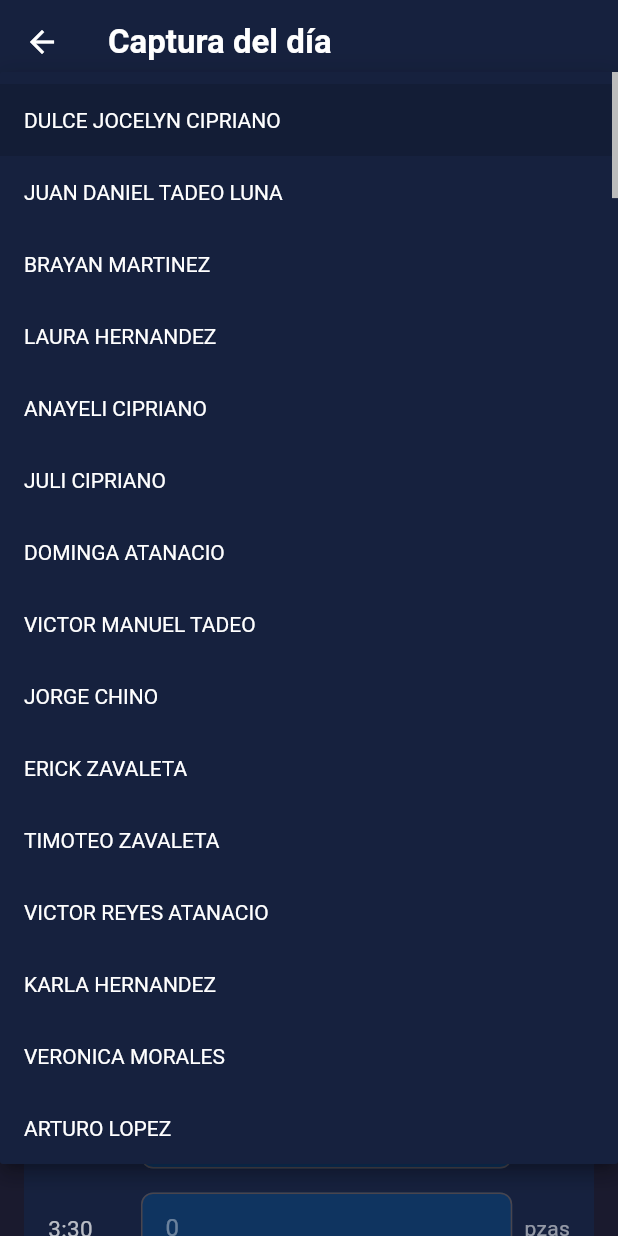
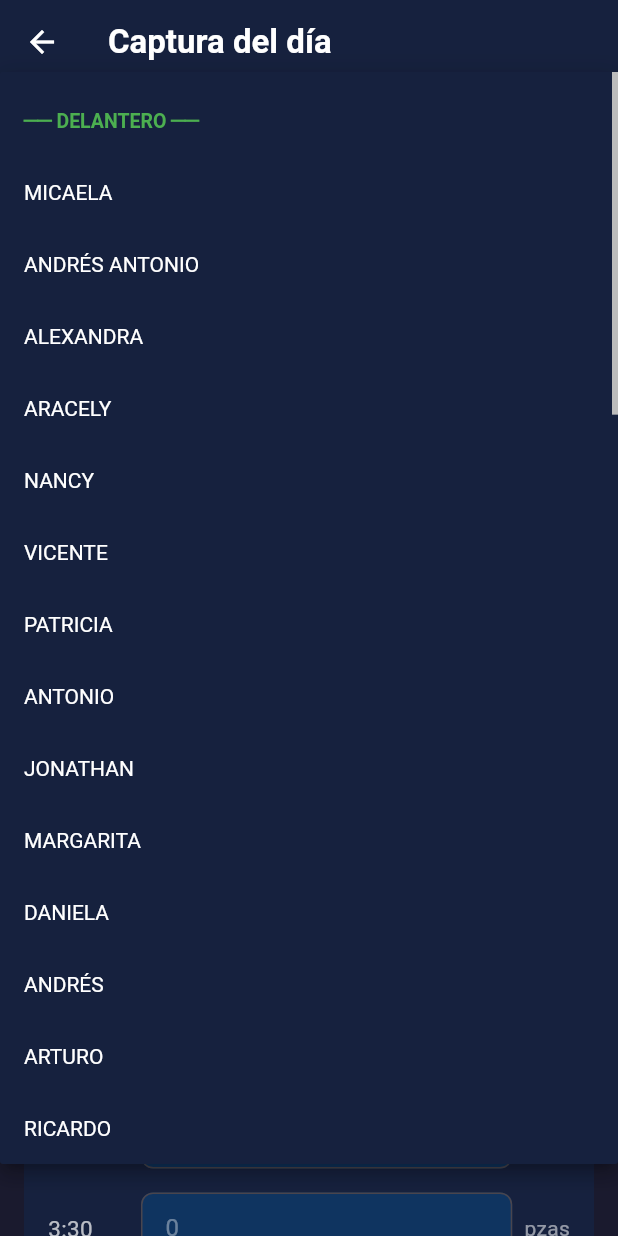
Before and after one commit to EduardoCano94/app_horarios, a Flutter app: the CapturaScreen screen opened directly, after a tap on "Selecciona operario", on a phone screen of 412 x 824 dp. Run offline on Flutter 3.47's test engine with Material 3 defaults, Android fonts, the phone set to English and light mode, and no system bars; our stand-ins replace share_plus, sqflite; missing offline and left inert: excel; accounts and stored records are empty.

Commit message:
cambios se renvo del y ensn

```diff
--- a/lib/db/database_helper.dart
+++ b/lib/db/database_helper.dart
@@ -66,140 +66,55 @@ class DatabaseHelper {
         password_hash TEXT NOT NULL
       )
     ''');
-
-    // ── Operarios iniciales ──────────────────────────────
     final operariosIniciales = [
-      {'nombre': 'ERICKA HILARIO', 'area': 'TERMINADO'},
-      {'nombre': 'ESTHELA HERNANDEZ', 'area': 'TERMINADO'},
-      {'nombre': 'JESUS GASPAR', 'area': 'TERMINADO'},
-      {'nombre': 'MA. CARMEN BONILLA', 'area': 'TERMINADO'},
-      {'nombre': 'ADRIANA MENDEZ MENDEZ', 'area': 'TERMINADO'},
-      {'nombre': 'MAGALI TOMAS MARCOS', 'area': 'TERMINADO'},
-      {'nombre': 'ALEJANDRO LUIS', 'area': 'TERMINADO'},
-      {'nombre': 'JUAN PABLO OCHOA', 'area': 'TERMINADO'},
-      {'nombre': 'ROSA ISELA PERDOMO', 'area': 'TERMINADO'},
-      {'nombre': 'FIDELIA GUZMAN', 'area': 'TERMINADO'},
+      // DELANTERO
+      {'nombre': 'EMILIO', 'area': 'DELANTERO'},
+      {'nombre': 'ANDRÉS ANTONIO', 'area': 'DELANTERO'},
+      {'nombre': 'ALEXANDRA', 'area': 'DELANTERO'},
+      {'nombre': 'ARACELY', 'area': 'DELANTERO'},
+      {'nombre': 'NANCY', 'area': 'DELANTERO'},
+      {'nombre': 'VICENTE', 'area': 'DELANTERO'},
+      {'nombre': 'PATRICIA', 'area': 'DELANTERO'},
+      {'nombre': 'ANTONIO', 'area': 'DELANTERO'},
+      {'nombre': 'JONATHAN', 'area': 'DELANTERO'},
+      {'nombre': 'MARGARITA', 'area': 'DELANTERO'},
+      {'nombre': 'DANIELA', 'area': 'DELANTERO'},
+      {'nombre': 'ANDRÉS', 'area': 'DELANTERO'},
+      {'nombre': 'ARTURO', 'area': 'DELANTERO'},
+      {'nombre': 'RICARDO', 'area': 'DELANTERO'},
+      {'nombre': 'MONSERRAT', 'area': 'DELANTERO'},
+      {'nombre': 'MICAELA', 'area': 'DELANTERO'},
+      {'nombre': 'ALIZBETH', 'area': 'DELANTERO'},
+      {'nombre': 'ITZEL', 'area': 'DELANTERO'},
+      {'nombre': 'JORGE GUTIÉRREZ', 'area': 'DELANTERO'},
+      {'nombre': 'LUIS ANTONIO', 'area': 'DELANTERO'},
+      {'nombre': 'LETY', 'area': 'DELANTERO'},
+      {'nombre': 'VANESSA', 'area': 'DELANTERO'},
+      {'nombre': 'CARMINA', 'area': 'DELANTERO'},
+      {'nombre': 'ÁNGEL', 'area': 'DELANTERO'},
+      // ENSAMBLE
+      {'nombre': 'FLORENCIO', 'area': 'ENSAMBLE'},
       {'nombre': 'OSCAR DEL ROQUE', 'area': 'ENSAMBLE'},
       {'nombre': 'JOSE LUIS AQUINO', 'area': 'ENSAMBLE'},
-      {'nombre': 'HERMELINDA CIPRIANO', 'area': 'ENSAMBLE'},
-      {'nombre': 'ANA LOZANO', 'area': 'ENSAMBLE'},
-      {'nombre': 'ANUBIS CORDOVA', 'area': 'ENSAMBLE'},
-      {'nombre': 'MANUEL REYES HDEZ.', 'area': 'ENSAMBLE'},
-      {'nombre': 'MONSERRAT DEL ROQUE ALBINO', 'area': 'ENSAMBLE'},
-      {'nombre': 'ELEAZAR BARRIENTOS BAUTISTA', 'area': 'ENSAMBLE'},
-      {'nombre': 'CARLOS ALBERTO JAIMES', 'area': 'ENSAMBLE'},
+      {'nombre': 'JONATHAN', 'area': 'ENSAMBLE'},
+      {'nombre': 'ZENON', 'area': 'ENSAMBLE'},
+      {'nombre': 'MANUEL REYES', 'area': 'ENSAMBLE'},
+      {'nombre': 'MONSERRAT DEL ROQUE', 'area': 'ENSAMBLE'},
+      {'nombre': 'OLGA', 'area': 'ENSAMBLE'},
+      {'nombre': 'CARLOS ALBERTO', 'area': 'ENSAMBLE'},
+      {'nombre': 'TIMOTEO', 'area': 'ENSAMBLE'},
+      {'nombre': 'DANIEL', 'area': 'ENSAMBLE'},
+      {'nombre': 'ELEAZAR', 'area': 'ENSAMBLE'},
+      {'nombre': 'ERASMO', 'area': 'ENSAMBLE'},
+      {'nombre': 'VICTOR', 'area': 'ENSAMBLE'},
+      {'nombre': 'VICENTE', 'area': 'ENSAMBLE'},
       {'nombre': 'FABIOLA MARTIN', 'area': 'ENSAMBLE'},
-      {'nombre': 'ERASMO MORALES', 'area': 'ENSAMBLE'},
-      {'nombre': 'OSCAR SIMON BALTASAR', 'area': 'ENSAMBLE'},
-      {'nombre': 'ROBERTO PEREZ', 'area': 'ENSAMBLE'},
-      {'nombre': 'KARLA SANTIAGO', 'area': 'ENSAMBLE'},
-      {'nombre': 'VICENTE MARCOS', 'area': 'ENSAMBLE'},
-      {'nombre': 'ALEJANDRO MARTINEZ', 'area': 'ENSAMBLE'},
-      {'nombre': 'JESSICA PERDOMO', 'area': 'ENSAMBLE'},
-      {'nombre': 'ANGELA SANTOS', 'area': 'ENSAMBLE'},
-      {'nombre': 'TERESA PRESA', 'area': 'ENSAMBLE'},
-      {'nombre': 'BLANCA ESTHELA', 'area': 'ENSAMBLE'},
-      {'nombre': 'MAURICIO OCHOA', 'area': 'ENSAMBLE'},
-      {'nombre': 'PERLA MORALES', 'area': 'ENSAMBLE'},
-      {'nombre': 'ZENON CASIANO', 'area': 'ENSAMBLE'},
-      {'nombre': 'FLORENCIO ANDRES', 'area': 'ENSAMBLE'},
-      {'nombre': 'MANUEL REYES JR.', 'area': 'ENSAMBLE'},
-      {'nombre': 'LILI GUZMAN BANDALA', 'area': 'ENSAMBLE'},
-      {'nombre': 'SOFIA GASPAR', 'area': 'ENSAMBLE'},
-      {'nombre': 'JHONATAN HERNADEZ', 'area': 'ENSAMBLE'},
-      {'nombre': 'AMBROSIO TADEO', 'area': 'ENSAMBLE'},
-      {'nombre': 'MONSERRAT BALTAZAR', 'area': 'DELANTERO'},
-      {'nombre': 'LUIS ANTONIO CORDOVA', 'area': 'DELANTERO'},
-      {'nombre': 'YONATHAN DE LA CRUZ', 'area': 'DELANTERO'},
-      {'nombre': 'GUADALUPE PERDOMO', 'area': 'DELANTERO'},
-      {'nombre': 'JORGE LUIS GUTIERREZ', 'area': 'DELANTERO'},
-      {'nombre': 'CARMINA CANO', 'area': 'DELANTERO'},
-      {'nombre': 'GLORIA GAMINO', 'area': 'DELANTERO'},
-      {'nombre': 'RICARDO SIMON', 'area': 'DELANTERO'},
-      {'nombre': 'ISABEL GONZALES', 'area': 'DELANTERO'},
-      {'nombre': 'MIRIAM GAMINO GONZALEZ', 'area': 'DELANTERO'},
-      {'nombre': 'ANDRES COSME', 'area': 'DELANTERO'},
-      {'nombre': 'DANIELA SIMON LOPEZ', 'area': 'DELANTERO'},
-      {'nombre': 'EMILIO LEAL', 'area': 'DELANTERO'},
-      {'nombre': 'MICAELA MAURICIO', 'area': 'DELANTERO'},
-      {'nombre': 'NANCI COSME', 'area': 'DELANTERO'},
-      {'nombre': 'ITZEL VASQUEZ', 'area': 'DELANTERO'},
-      {'nombre': 'PATRICIA ROSAS', 'area': 'DELANTERO'},
-      {'nombre': 'ALIZBETH CANO', 'area': 'DELANTERO'},
-      {'nombre': 'ARACELY PEREZ', 'area': 'DELANTERO'},
-      {'nombre': 'ANDRES ANTONIO', 'area': 'DELANTERO'},
-      {'nombre': 'BRENDA IVET HERRERA', 'area': 'DELANTERO'},
-      {'nombre': 'ARTURO LOPEZ', 'area': 'DELANTERO'},
-      {'nombre': 'LETICIA HERNADEZ', 'area': 'DELANTERO'},
-      {'nombre': 'ANTONIA GAMINO', 'area': 'DELANTERO'},
-      {'nombre': 'JUAN CARLOS ESPINOZA', 'area': 'DELANTERO'},
-      {'nombre': 'RAMIRO SIMON BALTAZAR', 'area': 'DELANTERO'},
-      {'nombre': 'VERONICA MORALES', 'area': 'DELANTERO'},
-      {'nombre': 'JULIETA MAURICIO', 'area': 'TRASERO'},
-      {'nombre': 'JUAN BALTAZAR', 'area': 'TRASERO'},
-      {'nombre': 'MARIA DEL ROCIO SANTOS', 'area': 'TRASERO'},
-      {'nombre': 'FLORIBERTO MURRIETA', 'area': 'TRASERO'},
-      {'nombre': 'LUIS BRUNO', 'area': 'TRASERO'},
-      {'nombre': 'ENRIQUE HILARIO', 'area': 'TRASERO'},
-      {'nombre': 'BERNARDINO CHINO', 'area': 'TRASERO'},
-      {'nombre': 'GABRIELA HERNANDEZ', 'area': 'TRASERO'},
-      {'nombre': 'ESMERALDA DOROTEO', 'area': 'TRASERO'},
-      {'nombre': 'ROSALBA MEJAREJO', 'area': 'TRASERO'},
-      {'nombre': 'CESAR GAMINO', 'area': 'TRASERO'},
-      {'nombre': 'VICENTE SIMON', 'area': 'TRASERO'},
-      {'nombre': 'LILIBETH TADEO', 'area': 'TRASERO'},
-      {'nombre': 'EMMANUEL GUZMAN', 'area': 'TRASERO'},
-      {'nombre': 'YENEVITH MAYUVI', 'area': 'TRASERO'},
-      {'nombre': 'GRACIELA AMARO', 'area': 'TRASERO'},
-      {'nombre': 'JUAN MARTINEZ', 'area': 'TRASERO'},
-      {'nombre': 'GENARO MARQUEZ', 'area': 'TRASERO'},
-      {'nombre': 'JOSELIN MAURICIO', 'area': 'TRASERO'},
-      {'nombre': 'CLEOTILDE GAMINO', 'area': 'TRASERO'},
-      {'nombre': 'MA. LUCIA COSME ALFONSO', 'area': 'TRASERO'},
-      {'nombre': 'GUADALUPE VIDAL', 'area': 'TRASERO'},
-      {'nombre': 'MARITZA MARCOS AMARO', 'area': 'TRASERO'},
-      {'nombre': 'ANGEL YAHIR HDEZ', 'area': 'TRASERO'},
-      {'nombre': 'RUFINO CONTRERAS', 'area': 'PARTES CHICAS'},
-      {'nombre': 'NABOR PEREZ', 'area': 'PARTES CHICAS'},
-      {'nombre': 'VERONICA GUZMAN', 'area': 'PARTES CHICAS'},
-      {'nombre': 'ARMANDO SANTIAGO', 'area': 'PARTES CHICAS'},
-      {'nombre': 'PAOLA MELGAREJO', 'area': 'PARTES CHICAS'},
-      {'nombre': 'PETRA CONTRERAS', 'area': 'PARTES CHICAS'},
-      {'nombre': 'VICENTE DOROTEO', 'area': 'PARTES CHICAS'},
-      {'nombre': 'DYLAN MURRIETA JUAREZ', 'area': 'PARTES CHICAS'},
-      {'nombre': 'OSCAR RODRIGO CIPRIANO', 'area': 'PARTES CHICAS'},
-      {'nombre': 'YAMILET ROSAS TADEO', 'area': 'PARTES CHICAS'},
-      {'nombre': 'MARCO SERRANO', 'area': 'PARTES CHICAS'},
-      {'nombre': 'GLADIS TETELANO', 'area': 'JOGGER QUIRURGICO'},
-      {'nombre': 'OLGA LIDIA ESPINOZA', 'area': 'JOGGER QUIRURGICO'},
-      {'nombre': 'CRISTIAN J. CIPRIANO', 'area': 'JOGGER QUIRURGICO'},
-      {'nombre': 'ALEJANDRO DE LA CRUZ', 'area': 'JOGGER QUIRURGICO'},
-      {'nombre': 'ESMERALDA SANTOS', 'area': 'JOGGER QUIRURGICO'},
-      {'nombre': 'ANDREA GUZMAN', 'area': 'JOGGER QUIRURGICO'},
-      {'nombre': 'LORENA GUADALUPE ALBERTO', 'area': 'JOGGER QUIRURGICO'},
-      {'nombre': 'DULCE YANERI ANTONIO', 'area': 'JOGGER QUIRURGICO'},
-      {'nombre': 'SALVADOR COLIO', 'area': 'JOGGER QUIRURGICO'},
-      {'nombre': 'JOSE JUAREZ ESPINOZA', 'area': 'JOGGER QUIRURGICO'},
-      {'nombre': 'JUANA MENDEZ', 'area': 'JOGGER QUIRURGICO'},
-      {'nombre': 'MARITZA MARCOS AMARO', 'area': 'JOGGER QUIRURGICO'},
-      {'nombre': 'MARISOL MARCOS LAZARO', 'area': 'JOGGER QUIRURGICO'},
-      {'nombre': 'LETICIA HERNANDEZ', 'area': 'JOGGER QUIRURGICO'},
-      {'nombre': 'ROSA MAURICIO', 'area': 'JOGGER QUIRURGICO'},
-      {'nombre': 'VIRIDIANA CAMACHO', 'area': 'JOGGER QUIRURGICO'},
-      {'nombre': 'ANTONIA DOMINGUEZ', 'area': 'JOGGER QUIRURGICO'},
-      {'nombre': 'KARLA HERNANDEZ', 'area': 'CHAMARRA'},
-      {'nombre': 'VICTOR REYES ATANACIO', 'area': 'CHAMARRA'},
-      {'nombre': 'TIMOTEO ZAVALETA', 'area': 'CHAMARRA'},
-      {'nombre': 'ERICK ZAVALETA', 'area': 'CHAMARRA'},
-      {'nombre': 'JORGE CHINO', 'area': 'CHAMARRA'},
-      {'nombre': 'VICTOR MANUEL TADEO', 'area': 'CHAMARRA'},
-      {'nombre': 'DOMINGA ATANACIO', 'area': 'CHAMARRA'},
-      {'nombre': 'JULI CIPRIANO', 'area': 'CHAMARRA'},
-      {'nombre': 'ANAYELI CIPRIANO', 'area': 'CHAMARRA'},
-      {'nombre': 'LAURA HERNANDEZ', 'area': 'CHAMARRA'},
-      {'nombre': 'BRAYAN MARTINEZ', 'area': 'CHAMARRA'},
-      {'nombre': 'JUAN DANIEL TADEO LUNA', 'area': 'CHAMARRA'},
-      {'nombre': 'DULCE JOCELYN CIPRIANO', 'area': 'CHAMARRA'},
+      {'nombre': 'JACQUELINE', 'area': 'ENSAMBLE'},
+      {'nombre': 'AMBROSIO', 'area': 'ENSAMBLE'},
+      {'nombre': 'ANNA LOZANO', 'area': 'ENSAMBLE'},
+      {'nombre': 'OSCAR', 'area': 'ENSAMBLE'},
+      {'nombre': 'ALEJANDRO', 'area': 'ENSAMBLE'},
+      {'nombre': 'JESSICA', 'area': 'ENSAMBLE'},
     ];
 
     final ordenesIniciales = [
--- a/lib/screens/captura_screen.dart
+++ b/lib/screens/captura_screen.dart
@@ -24,43 +24,44 @@ class _CapturaScreenState extends State<CapturaScreen> {
     '6:30',
   ];
 
-  final List<String> _operaciones = [
+  // Operaciones agrupadas por sección
+  final Map<String, List<String>> _operacionesPorArea = {
+    'DELANTERO': [
       'PEGAR OJALERA',
       'PEGAR BOTONERA',
+      'S/C OJALERA',
       'S/COSER OJALERA',
       'S/C BOTONERA',
-    'S/C FORRO',
+      'PEGAR FORRO',
       'DISEÑO J',
-    'PEGAR FORRO',
       'ENTRADA DE BOLSA',
       'S/COSER FORRO NORMAL',
       'APUNTAR BOLSA',
       'ENGRAPAR',
       'ENCUARTAR NORMAL',
-    'PEGAR ETIQUETA MONARCH',
-    'PRECILLAR SECRETA (2)',
+      'PEGAR ETIQUETA (2) MONARCH',
+      'PRESILLAR SECRETA',
+      'PEGAR ETQ. MONACH',
       'PARES',
-    'REVISAR DELANTERO',
+    ],
+    'ENSAMBLE': [
       'CERRAR ENTREPIERNA',
       'CERRAR COSTADOS',
       'S/C ENTREPIERNA',
-    'CERRAR COSTADOS',
       'MARCAR COSTADOS',
       'S/C COSTADOS',
-    'CERRAR COSTADOS',
+      'VALENCIANA 1/2", 3/8", 5/8"',
+      '2DA DE PRETINA',
       'HABILITAR PRETINA',
-    'PRESILLAR ENTREPIERNA',
-    'PEGAR PRETINA NORMAL',
-    'PEGAR PRETINA NORMAL 2 AGUAS',
+      'PEGAR PRETINA NORMAL 2 AGUJAS',
       'HACER CUADRO',
-    'PRESILLAR COSTADOS Y ENTRADA DE BOLSA',
-    'PRESILLAR ENTRE BOLSA Y COSTADO',
+      'PRECILLAR COSTADOS',
       'PEGAR TRABA',
-    'PRESILLAR ENTRE BOLSA Y COSTADO',
       'PEGAR TRABA (5)',
       'OJAL',
       'HACER VALENCIANA',
-  ];
+    ],
+  };
 
   List<Operario> _operarios = [];
   List<OrdenCorte> _ordenes = [];
@@ -69,6 +70,15 @@ class _CapturaScreenState extends State<CapturaScreen> {
   String? _operacionSeleccionada;
   String _fechaHoy = '';
   final Map<String, TextEditingController> _controladoresPiezas = {};
+
+  // Área del operario seleccionado
+  String? get _areaOperario => _operarioSeleccionado?.area;
+
+  // Operaciones filtradas según área del operario
+  List<String> get _operacionesFiltradas {
+    if (_areaOperario == null) return [];
+    return _operacionesPorArea[_areaOperario] ?? [];
+  }
 
   @override
   void initState() {
@@ -95,6 +105,60 @@ class _CapturaScreenState extends State<CapturaScreen> {
       _operarios = operarios;
       _ordenes = ordenes;
     });
+  }
+
+  // Operarios agrupados por área para el dropdown
+  List<DropdownMenuItem<Operario>> _itemsOperarios() {
+    final items = <DropdownMenuItem<Operario>>[];
+    final areas = ['DELANTERO', 'ENSAMBLE'];
+
+    for (final area in areas) {
+      final operariosArea = _operarios.where((o) => o.area == area).toList();
+      if (operariosArea.isEmpty) continue;
+
+      // Encabezado de área (no seleccionable)
+      items.add(
+        DropdownMenuItem(
+          enabled: false,
+          value: null,
+          child: Text(
+            '── $area ──',
+            style: TextStyle(
+              color: area == 'DELANTERO'
+                  ? const Color(0xFF4CAF50)
+                  : const Color(0xFFAB47BC),
+              fontWeight: FontWeight.bold,
+              fontSize: 13,
+            ),
+          ),
+        ),
+      );
+
+      // Operarios del área
+      for (final op in operariosArea) {
+        items.add(
+          DropdownMenuItem(
+            value: op,
+            child: Text(op.nombre, style: const TextStyle(color: Colors.white)),
+          ),
+        );
+      }
+    }
+    return items;
+  }
+
+  // Operaciones agrupadas para el dropdown
+  List<DropdownMenuItem<String>> _itemsOperaciones() {
+    if (_areaOperario == null) return [];
+    final operaciones = _operacionesFiltradas;
+    return operaciones
+        .map(
+          (op) => DropdownMenuItem(
+            value: op,
+            child: Text(op, style: const TextStyle(color: Colors.white)),
+          ),
+        )
+        .toList();
   }
 
   int _totalPiezasIngresadas() {
@@ -125,14 +189,20 @@ class _CapturaScreenState extends State<CapturaScreen> {
       return;
     }
 
-    final capturadas = await DatabaseHelper.instance.piezasCapturadas(
+    final capturadasEnEstaOperacion = await DatabaseHelper.instance
+        .piezasCapturadasPorOperacion(
           _ordenSeleccionada!.id!,
+          _operacionSeleccionada!,
         );
-    final disponibles = _ordenSeleccionada!.totalPiezas - capturadas;
+
+    final disponibles =
+        _ordenSeleccionada!.totalPiezas - capturadasEnEstaOperacion;
 
     if (totalIngresado > disponibles) {
+      final exceso = totalIngresado - disponibles;
       _mostrarMensaje(
-        '🚫 Excede el límite. Solo quedan $disponibles piezas disponibles',
+        '🚫 Te estás pasando por $exceso piezas en "$_operacionSeleccionada". '
+        'Solo quedan $disponibles disponibles.',
       );
       return;
     }
@@ -217,7 +287,7 @@ class _CapturaScreenState extends State<CapturaScreen> {
             ),
             const SizedBox(height: 16),
 
-            // Operario
+            // Operario agrupado por área
             const Text(
               'Operario',
               style: TextStyle(color: Colors.white70, fontSize: 14),
@@ -238,19 +308,35 @@ class _CapturaScreenState extends State<CapturaScreen> {
                 style: TextStyle(color: Colors.white54),
               ),
               value: _operarioSeleccionado,
-              items: _operarios.map((op) {
-                return DropdownMenuItem(value: op, child: Text(op.nombre));
-              }).toList(),
-              onChanged: (val) => setState(() => _operarioSeleccionado = val),
+              items: _itemsOperarios(),
+              onChanged: (val) => setState(() {
+                _operarioSeleccionado = val;
+                _operacionSeleccionada = null; // reset operación
+              }),
             ),
             const SizedBox(height: 16),
 
-            // Operación
+            // Operación filtrada por área del operario
             const Text(
               'Operación',
               style: TextStyle(color: Colors.white70, fontSize: 14),
             ),
             const SizedBox(height: 6),
+            if (_areaOperario != null)
+              Container(
+                padding: const EdgeInsets.symmetric(horizontal: 8, vertical: 4),
+                margin: const EdgeInsets.only(bottom: 6),
+                decoration: BoxDecoration(
+                  color: _areaOperario == 'DELANTERO'
+                      ? const Color(0xFF1B4332)
+                      : const Color(0xFF533483),
+                  borderRadius: BorderRadius.circular(8),
+                ),
+                child: Text(
+                  'Área: $_areaOperario',
+                  style: const TextStyle(color: Colors.white70, fontSize: 12),
+                ),
+              ),
             DropdownButtonFormField<String>(
               dropdownColor: const Color(0xFF16213E),
               style: const TextStyle(color: Colors.white),
@@ -261,15 +347,17 @@ class _CapturaScreenState extends State<CapturaScreen> {
                   borderRadius: BorderRadius.circular(10),
                 ),
               ),
-              hint: const Text(
-                'Selecciona operación',
-                style: TextStyle(color: Colors.white54),
+              hint: Text(
+                _areaOperario == null
+                    ? 'Primero selecciona un operario'
+                    : 'Selecciona operación',
+                style: const TextStyle(color: Colors.white54),
               ),
               value: _operacionSeleccionada,
-              items: _operaciones.map((op) {
-                return DropdownMenuItem(value: op, child: Text(op));
-              }).toList(),
-              onChanged: (val) => setState(() => _operacionSeleccionada = val),
+              items: _itemsOperaciones(),
+              onChanged: _areaOperario == null
+                  ? null
+                  : (val) => setState(() => _operacionSeleccionada = val),
             ),
             const SizedBox(height: 16),
 
@@ -297,17 +385,21 @@ class _CapturaScreenState extends State<CapturaScreen> {
               items: _ordenes.map((oc) {
                 return DropdownMenuItem(
                   value: oc,
-                  child: Text('${oc.numeroOC} — ${oc.estilo}'),
+                  child: Text(
+                    '${oc.numeroOC} — ${oc.estilo}',
+                    style: const TextStyle(color: Colors.white),
+                  ),
                 );
               }).toList(),
               onChanged: (val) => setState(() => _ordenSeleccionada = val),
             ),
 
             // Piezas disponibles
-            if (_ordenSeleccionada != null)
+            if (_ordenSeleccionada != null && _operacionSeleccionada != null)
               FutureBuilder<int>(
-                future: DatabaseHelper.instance.piezasCapturadas(
+                future: DatabaseHelper.instance.piezasCapturadasPorOperacion(
                   _ordenSeleccionada!.id!,
+                  _operacionSeleccionada!,
                 ),
                 builder: (context, snapshot) {
                   final capturadas = snapshot.data ?? 0;
@@ -320,7 +412,18 @@ class _CapturaScreenState extends State<CapturaScreen> {
                       color: const Color(0xFF0F3460),
                       borderRadius: BorderRadius.circular(8),
                     ),
-                    child: Row(
+                    child: Column(
+                      crossAxisAlignment: CrossAxisAlignment.start,
+                      children: [
+                        Text(
+                          'Operación: $_operacionSeleccionada',
+                          style: const TextStyle(
+                            color: Colors.white70,
+                            fontSize: 12,
+                          ),
+                        ),
+                        const SizedBox(height: 6),
+                        Row(
                           mainAxisAlignment: MainAxisAlignment.spaceBetween,
                           children: [
                             Text(
@@ -334,6 +437,25 @@ class _CapturaScreenState extends State<CapturaScreen> {
                                     ? Colors.redAccent
                                     : Colors.greenAccent,
                                 fontWeight: FontWeight.bold,
+                              ),
+                            ),
+                          ],
+                        ),
+                        const SizedBox(height: 6),
+                        ClipRRect(
+                          borderRadius: BorderRadius.circular(4),
+                          child: LinearProgressIndicator(
+                            value: _ordenSeleccionada!.totalPiezas > 0
+                                ? (capturadas / _ordenSeleccionada!.totalPiezas)
+                                      .clamp(0.0, 1.0)
+                                : 0.0,
+                            minHeight: 8,
+                            backgroundColor: const Color(0xFF1A1A2E),
+                            valueColor: AlwaysStoppedAnimation<Color>(
+                              disponibles <= 0
+                                  ? Colors.redAccent
+                                  : Colors.greenAccent,
+                            ),
                           ),
                         ),
                       ],
--- a/lib/screens/operarios_screen.dart
+++ b/lib/screens/operarios_screen.dart
@@ -12,26 +12,11 @@ class OperariosScreen extends StatefulWidget {
 class _OperariosScreenState extends State<OperariosScreen> {
   List<Operario> _operarios = [];
   String _areaBusqueda = 'TODAS';
-
-  final List<String> _areas = [
-    'TODAS',
-    'TERMINADO',
-    'ENSAMBLE',
-    'DELANTERO',
-    'TRASERO',
-    'PARTES CHICAS',
-    'JOGGER QUIRURGICO',
-    'CHAMARRA',
-  ];
+  final List<String> _areas = ['TODAS', 'DELANTERO', 'ENSAMBLE'];
 
   final Map<String, Color> _coloresArea = {
-    'TERMINADO': const Color(0xFF0F3460),
+    'DELANTERO': const Color(0xFF1B4332),
     'ENSAMBLE': const Color(0xFF533483),
-    'DELANTERO': const Color(0xFF1B4332),
-    'TRASERO': const Color(0xFF7B2D8B),
-    'PARTES CHICAS': const Color(0xFF8B0000),
-    'JOGGER QUIRURGICO': const Color(0xFF2C5F2E),
-    'CHAMARRA': const Color(0xFF4A4A00),
   };
 
   @override
```
Lines whose indentation alone changed are shown as unchanged.
